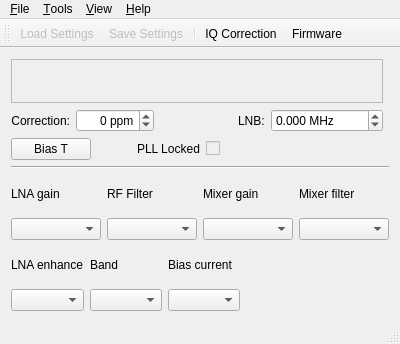
Old version of the form mainwindow.ui in the repository csete/qthid.
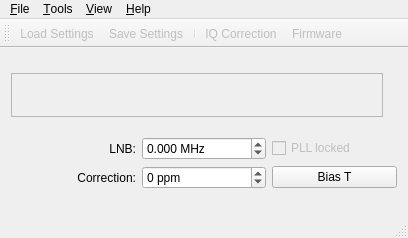
New version of the form. Icons and pictures are not drawn. Custom widgets are drawn as their Qt base class.

What changed in the file:
```diff
--- a/mainwindow.ui
+++ b/mainwindow.ui
@@ -6,8 +6,8 @@
    <rect>
     <x>0</x>
     <y>0</y>
-    <width>400</width>
-    <height>344</height>
+    <width>408</width>
+    <height>238</height>
    </rect>
   </property>
   <property name="windowTitle">
@@ -21,12 +21,10 @@
    <bool>true</bool>
   </property>
   <widget class="QWidget" name="centralWidget">
-   <layout class="QVBoxLayout" name="verticalLayout_2">
-    <item>
-     <layout class="QHBoxLayout" name="horizontalLayout_4">
-      <item>
        <layout class="QVBoxLayout" name="verticalLayout">
         <item>
+     <layout class="QHBoxLayout" name="horizontalLayout">
+      <item>
          <widget class="CFreqCtrl" name="freqCtrl">
           <property name="sizePolicy">
            <sizepolicy hsizetype="Fixed" vsizetype="Fixed">
@@ -49,27 +47,23 @@
          </widget>
         </item>
         <item>
-         <layout class="QHBoxLayout" name="horizontalLayout_3">
-          <property name="sizeConstraint">
-           <enum>QLayout::SetMinimumSize</enum>
-          </property>
-          <item>
-           <widget class="QLabel" name="labelCorrection">
-            <property name="sizePolicy">
-             <sizepolicy hsizetype="Preferred" vsizetype="Minimum">
-              <horstretch>0</horstretch>
-              <verstretch>0</verstretch>
-             </sizepolicy>
-            </property>
-            <property name="text">
-             <string>Correction:</string>
-            </property>
-            <property name="alignment">
-             <set>Qt::AlignRight|Qt::AlignTrailing|Qt::AlignVCenter</set>
-            </property>
-           </widget>
-          </item>
+       <spacer name="horizontalSpacer_5">
+        <property name="orientation">
+         <enum>Qt::Horizontal</enum>
+        </property>
+        <property name="sizeHint" stdset="0">
+         <size>
+          <width>40</width>
+          <height>20</height>
+         </size>
+        </property>
+       </spacer>
+      </item>
+     </layout>
+    </item>
           <item>
+     <layout class="QGridLayout" name="gridLayout">
+      <item row="1" column="1">
            <widget class="QSpinBox" name="spinBoxCorr">
             <property name="sizePolicy">
              <sizepolicy hsizetype="Preferred" vsizetype="Minimum">
@@ -84,7 +78,7 @@
              <string/>
             </property>
             <property name="alignment">
-             <set>Qt::AlignRight|Qt::AlignTrailing|Qt::AlignVCenter</set>
+         <set>Qt::AlignLeading|Qt::AlignLeft|Qt::AlignVCenter</set>
             </property>
             <property name="suffix">
              <string> ppm</string>
@@ -97,27 +91,33 @@
             </property>
            </widget>
           </item>
-          <item>
-           <spacer name="horizontalSpacer_4">
-            <property name="orientation">
-             <enum>Qt::Horizontal</enum>
-            </property>
-            <property name="sizeHint" stdset="0">
-             <size>
-              <width>40</width>
-              <height>20</height>
-             </size>
-            </property>
-           </spacer>
-          </item>
-          <item>
+      <item row="0" column="0">
            <widget class="QLabel" name="labelLnb">
             <property name="text">
              <string>LNB:</string>
             </property>
-           </widget>
-          </item>
-          <item>
+        <property name="alignment">
+         <set>Qt::AlignRight|Qt::AlignTrailing|Qt::AlignVCenter</set>
+        </property>
+       </widget>
+      </item>
+      <item row="1" column="0">
+       <widget class="QLabel" name="labelCorrection">
+        <property name="sizePolicy">
+         <sizepolicy hsizetype="Preferred" vsizetype="Minimum">
+          <horstretch>0</horstretch>
+          <verstretch>0</verstretch>
+         </sizepolicy>
+        </property>
+        <property name="text">
+         <string>Correction:</string>
+        </property>
+        <property name="alignment">
+         <set>Qt::AlignRight|Qt::AlignTrailing|Qt::AlignVCenter</set>
+        </property>
+       </widget>
+      </item>
+      <item row="0" column="1">
            <widget class="QDoubleSpinBox" name="spinBoxLnb">
             <property name="toolTip">
              <string>Frequency offset for up- and downconverters.
@@ -144,11 +144,7 @@
             </property>
            </widget>
           </item>
-         </layout>
-        </item>
-        <item>
-         <layout class="QHBoxLayout" name="horizontalLayout">
-          <item>
+      <item row="1" column="2">
            <widget class="QPushButton" name="pushButtonBiasT">
             <property name="sizePolicy">
              <sizepolicy hsizetype="Minimum" vsizetype="Fixed">
@@ -171,36 +167,13 @@
             </property>
            </widget>
           </item>
-          <item>
-           <spacer name="horizontalSpacer_6">
-            <property name="orientation">
-             <enum>Qt::Horizontal</enum>
-            </property>
-            <property name="sizeType">
-             <enum>QSizePolicy::Minimum</enum>
-            </property>
-            <property name="sizeHint" stdset="0">
-             <size>
-              <width>40</width>
-              <height>20</height>
-             </size>
-            </property>
-           </spacer>
-          </item>
-          <item>
-           <widget class="QLabel" name="labelPLLlock">
-            <property name="text">
-             <string>PLL Locked</string>
-            </property>
-           </widget>
-          </item>
-          <item>
+      <item row="0" column="2">
            <widget class="QCheckBox" name="checkBoxPLLLock">
             <property name="enabled">
              <bool>false</bool>
             </property>
             <property name="text">
-             <string/>
+         <string>PLL locked</string>
             </property>
             <property name="checkable">
              <bool>true</bool>
@@ -216,166 +189,6 @@
             </property>
            </widget>
           </item>
-          <item>
-           <spacer name="horizontalSpacer_3">
-            <property name="orientation">
-             <enum>Qt::Horizontal</enum>
-            </property>
-            <property name="sizeHint" stdset="0">
-             <size>
-              <width>40</width>
-              <height>20</height>
-             </size>
-            </property>
-           </spacer>
-          </item>
-         </layout>
-        </item>
-       </layout>
-      </item>
-      <item>
-       <spacer name="horizontalSpacer_5">
-        <property name="orientation">
-         <enum>Qt::Horizontal</enum>
-        </property>
-        <property name="sizeHint" stdset="0">
-         <size>
-          <width>40</width>
-          <height>20</height>
-         </size>
-        </property>
-       </spacer>
-      </item>
-     </layout>
-    </item>
-    <item>
-     <widget class="Line" name="line">
-      <property name="orientation">
-       <enum>Qt::Horizontal</enum>
-      </property>
-     </widget>
-    </item>
-    <item>
-     <layout class="QGridLayout" name="gridLayout_4">
-      <item row="0" column="0">
-       <widget class="QLabel" name="labelLNAGain">
-        <property name="sizePolicy">
-         <sizepolicy hsizetype="Preferred" vsizetype="Preferred">
-          <horstretch>0</horstretch>
-          <verstretch>0</verstretch>
-         </sizepolicy>
-        </property>
-        <property name="text">
-         <string>LNA gain</string>
-        </property>
-       </widget>
-      </item>
-      <item row="0" column="2">
-       <widget class="QLabel" name="labelMixerGain">
-        <property name="text">
-         <string>Mixer gain</string>
-        </property>
-       </widget>
-      </item>
-      <item row="1" column="0">
-       <widget class="QComboBox" name="comboBoxLNAGain"/>
-      </item>
-      <item row="1" column="1">
-       <widget class="QComboBox" name="comboBoxRfFilter">
-        <property name="toolTip">
-         <string>RF filter. Filter bank depends on current band selection.
-This is selected automatically by the Funcube Dongle whenever
-the frequency changes but you can force it to use a specific filter.</string>
-        </property>
-        <property name="statusTip">
-         <string/>
-        </property>
-       </widget>
-      </item>
-      <item row="1" column="2">
-       <widget class="QComboBox" name="comboBoxMixerGain"/>
-      </item>
-      <item row="1" column="3">
-       <widget class="QComboBox" name="comboBoxMixerFilter"/>
-      </item>
-      <item row="0" column="1">
-       <widget class="QLabel" name="labelRFFilter">
-        <property name="text">
-         <string>RF Filter</string>
-        </property>
-       </widget>
-      </item>
-      <item row="0" column="3">
-       <widget class="QLabel" name="labelMixerFilter">
-        <property name="text">
-         <string>Mixer filter</string>
-        </property>
-       </widget>
-      </item>
-     </layout>
-    </item>
-    <item>
-     <layout class="QHBoxLayout" name="horizontalLayout_2">
-      <item>
-       <layout class="QGridLayout" name="gridLayout_3">
-        <item row="0" column="1">
-         <widget class="QLabel" name="labelBand">
-          <property name="text">
-           <string>Band</string>
-          </property>
-         </widget>
-        </item>
-        <item row="0" column="2">
-         <widget class="QLabel" name="labelBiasCurrent">
-          <property name="text">
-           <string>Bias current</string>
-          </property>
-         </widget>
-        </item>
-        <item row="1" column="0">
-         <widget class="QComboBox" name="comboBoxLNAEnhance"/>
-        </item>
-        <item row="1" column="1">
-         <widget class="QComboBox" name="comboBoxBand">
-          <property name="enabled">
-           <bool>true</bool>
-          </property>
-          <property name="toolTip">
-           <string>Frequency band. Determines available RF filters.
-The frequency band is updated automatically by the Funcube Dongle
-whenever the frequency changes, but you can also force the dongle to
-a specific band.</string>
-          </property>
-          <property name="statusTip">
-           <string/>
-          </property>
-         </widget>
-        </item>
-        <item row="1" column="2">
-         <widget class="QComboBox" name="comboBoxBiasCurrent"/>
-        </item>
-        <item row="0" column="0">
-         <widget class="QLabel" name="labelLNAEnhance">
-          <property name="text">
-           <string>LNA enhance</string>
-          </property>
-         </widget>
-        </item>
-       </layout>
-      </item>
-      <item>
-       <spacer name="horizontalSpacer">
-        <property name="orientation">
-         <enum>Qt::Horizontal</enum>
-        </property>
-        <property name="sizeHint" stdset="0">
-         <size>
-          <width>40</width>
-          <height>20</height>
-         </size>
-        </property>
-       </spacer>
-      </item>
      </layout>
     </item>
    </layout>
@@ -385,8 +198,8 @@
     <rect>
      <x>0</x>
      <y>0</y>
-     <width>400</width>
-     <height>24</height>
+     <width>408</width>
+     <height>22</height>
     </rect>
    </property>
    <widget class="QMenu" name="menuFile">
@@ -519,7 +332,7 @@
   </action>
   <action name="actionBalance">
    <property name="enabled">
-    <bool>true</bool>
+    <bool>false</bool>
    </property>
    <property name="icon">
     <iconset resource="qthid.qrc">
@@ -537,7 +350,7 @@
   </action>
   <action name="actionFirmware">
    <property name="enabled">
-    <bool>true</bool>
+    <bool>false</bool>
    </property>
    <property name="icon">
     <iconset resource="qthid.qrc">
```
Left out of the diff: 8 changed lines with no effect on the pictures. Lines whose indentation alone changed are shown as unchanged.
